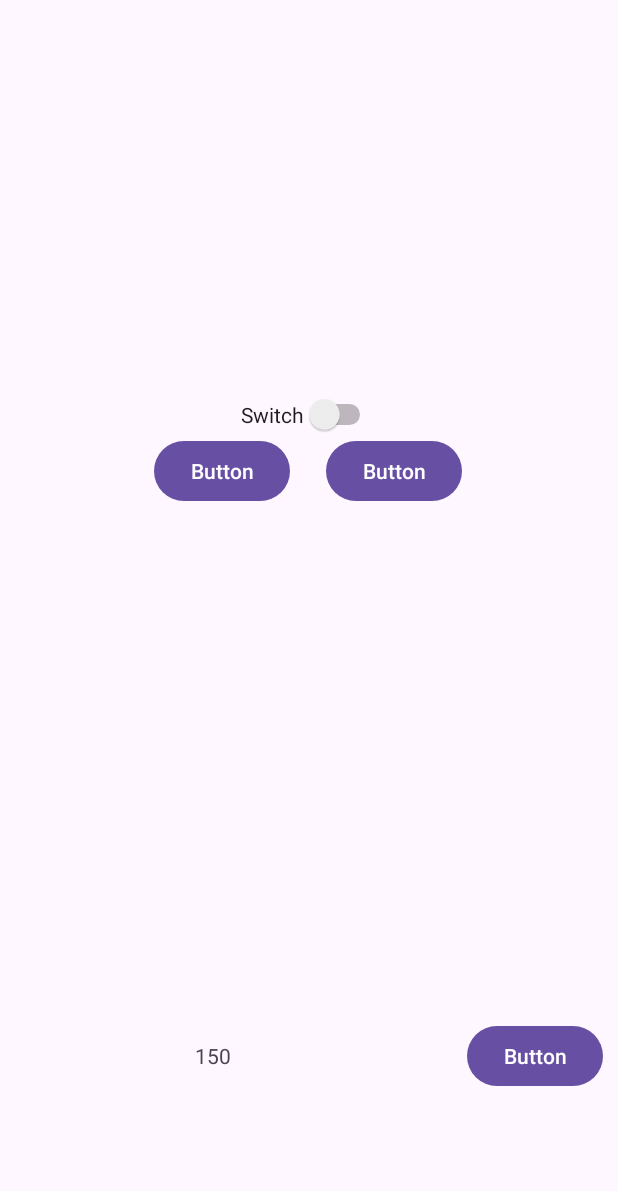
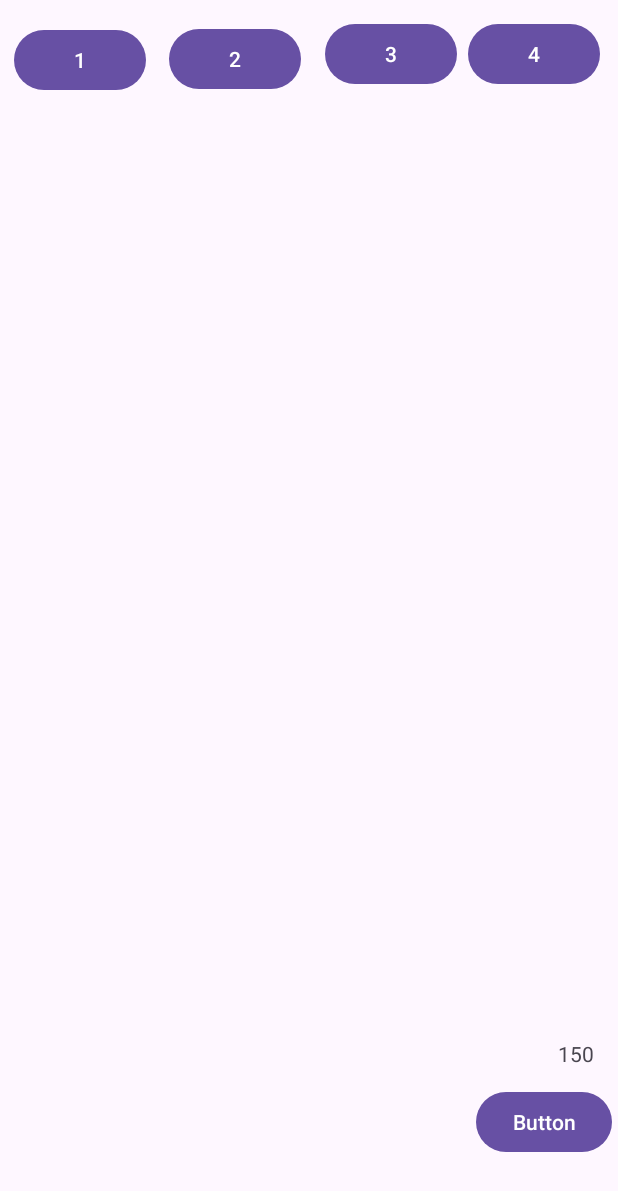
Before and after one commit to Sunrock14/kotlin-andorid-learn-app, an Android app: the screen it shows after launch (MainActivity), on a phone screen of 412 x 824 dp. Shown: the top 1191 px of the screen. Run offline under Robolectric (Android 15) with nearby library versions, the phone set to English and light mode, and no system bars; 4 statements that could not run were skipped.

Commit message:
added new view

```diff
--- a/app/build.gradle.kts
+++ b/app/build.gradle.kts
@@ -7,6 +7,9 @@ android {
     namespace = "com.farukkocademir.mylearnapp"
     compileSdk = 34
 
+    buildFeatures {
+        viewBinding = true
+    }
     defaultConfig {
         applicationId = "com.farukkocademir.mylearnapp"
         minSdk = 24
--- a/app/src/main/res/layout/activity_main.xml
+++ b/app/src/main/res/layout/activity_main.xml
@@ -7,69 +7,71 @@
     android:layout_height="match_parent"
     tools:context=".MainActivity">
 
-    <ImageView
-        android:id="@+id/imageView4"
-        android:layout_width="0dp"
-        android:layout_height="0dp"
-        android:layout_marginBottom="417dp"
+    <Button
+        android:id="@+id/button3"
+        android:layout_width="wrap_content"
+        android:layout_height="wrap_content"
+        android:layout_marginEnd="4dp"
+        android:layout_marginBottom="52dp"
+        android:onClick="submitResult"
+        android:text="Button"
+        app:layout_constraintBottom_toBottomOf="parent"
+        app:layout_constraintEnd_toEndOf="parent" />
+
+    <TextView
+        android:id="@+id/textView"
+        android:layout_width="wrap_content"
+        android:layout_height="wrap_content"
+        android:layout_marginEnd="16dp"
+        android:layout_marginBottom="12dp"
+        android:text="TextView"
         app:layout_constraintBottom_toTopOf="@+id/button3"
-        app:layout_constraintEnd_toEndOf="parent"
-        app:layout_constraintStart_toStartOf="parent"
-        app:layout_constraintTop_toTopOf="parent"
-        tools:srcCompat="@tools:sample/avatars" />
+        app:layout_constraintEnd_toEndOf="parent" />
 
     <Button
         android:id="@+id/button"
         android:layout_width="wrap_content"
         android:layout_height="wrap_content"
-        android:layout_marginEnd="1dp"
-        android:text="Button"
-        app:layout_constraintEnd_toEndOf="parent"
-        app:layout_constraintStart_toEndOf="@+id/button2"
-        app:layout_constraintTop_toBottomOf="@+id/switch1" />
+        android:layout_marginStart="1dp"
+        android:layout_marginTop="16dp"
+        android:layout_marginEnd="8dp"
+        android:onClick="Person"
+        android:text="1"
+        app:layout_constraintEnd_toStartOf="@+id/button2"
+        app:layout_constraintStart_toStartOf="parent"
+        app:layout_constraintTop_toTopOf="parent" />
 
     <Button
         android:id="@+id/button2"
         android:layout_width="wrap_content"
         android:layout_height="wrap_content"
-        android:layout_marginEnd="24dp"
-        android:text="Button"
-        app:layout_constraintBaseline_toBaselineOf="@+id/button"
-        app:layout_constraintEnd_toStartOf="@+id/button"
-        app:layout_constraintHorizontal_chainStyle="packed"
-        app:layout_constraintStart_toStartOf="parent" />
+        android:layout_marginTop="15dp"
+        android:layout_marginEnd="8dp"
+        android:onClick="Second"
+        android:text="2"
+        app:layout_constraintEnd_toStartOf="@+id/Third"
+        app:layout_constraintStart_toEndOf="@+id/button"
+        app:layout_constraintTop_toTopOf="parent" />
 
-    <Switch
-        android:id="@+id/switch1"
+    <Button
+        android:id="@+id/Third"
         android:layout_width="wrap_content"
         android:layout_height="wrap_content"
-        android:layout_marginBottom="322dp"
-        android:text="Switch"
-        app:layout_constraintBottom_toTopOf="@+id/button"
-        app:layout_constraintEnd_toEndOf="parent"
-        app:layout_constraintHorizontal_bias="0.498"
-        app:layout_constraintStart_toStartOf="parent"
-        app:layout_constraintTop_toBottomOf="@+id/imageView4" />
+        android:layout_marginTop="12dp"
+        android:onClick="ThirdFunc"
+        android:text="3"
+        app:layout_constraintEnd_toStartOf="@+id/button7"
+        app:layout_constraintStart_toEndOf="@+id/button2"
+        app:layout_constraintTop_toTopOf="parent" />
 
     <Button
-        android:id="@+id/button3"
+        android:id="@+id/button7"
         android:layout_width="wrap_content"
         android:layout_height="wrap_content"
-        android:layout_marginEnd="10dp"
-        android:layout_marginBottom="96dp"
-        android:onClick="submitResult"
-        android:text="Button"
-        app:layout_constraintBottom_toBottomOf="parent"
+        android:layout_marginEnd="4dp"
+        android:text="4"
+        app:layout_constraintBaseline_toBaselineOf="@+id/Third"
         app:layout_constraintEnd_toEndOf="parent"
-        app:layout_constraintTop_toBottomOf="@+id/imageView4" />
-
-    <TextView
-        android:id="@+id/textView"
-        android:layout_width="wrap_content"
-        android:layout_height="wrap_content"
-        android:layout_marginStart="130dp"
-        android:text="TextView"
-        app:layout_constraintBaseline_toBaselineOf="@+id/button3"
-        app:layout_constraintStart_toStartOf="parent" />
+        app:layout_constraintStart_toEndOf="@+id/Third" />
 
 </androidx.constraintlayout.widget.ConstraintLayout>
```
Also changed, not shown: app/src/main/AndroidManifest.xml (+9 -0 lines), app/src/main/java/com/farukkocademir/mylearnapp/A01Person.kt (added, +32 -0 lines), app/src/main/java/com/farukkocademir/mylearnapp/A02Calculator.kt (added, +17 -0 lines), app/src/main/java/com/farukkocademir/mylearnapp/A03DataStorage.kt (added, +36 -0 lines), app/src/main/java/com/farukkocademir/mylearnapp/MainActivity.kt (+33 -6 lines), app/src/main/res/layout/activity_a01_person.xml (added, +51 -0 lines), app/src/main/res/layout/activity_a02_calculator.xml (added, +67 -0 lines), app/src/main/res/layout/activity_a03_data_storage.xml (added, +58 -0 lines).
